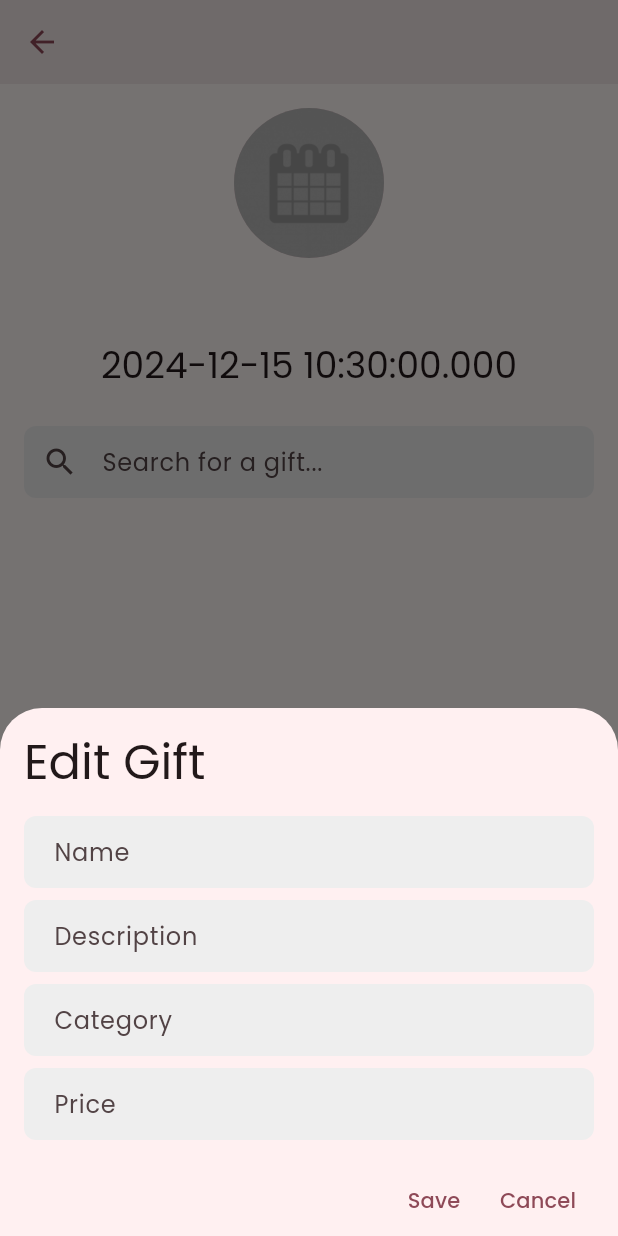
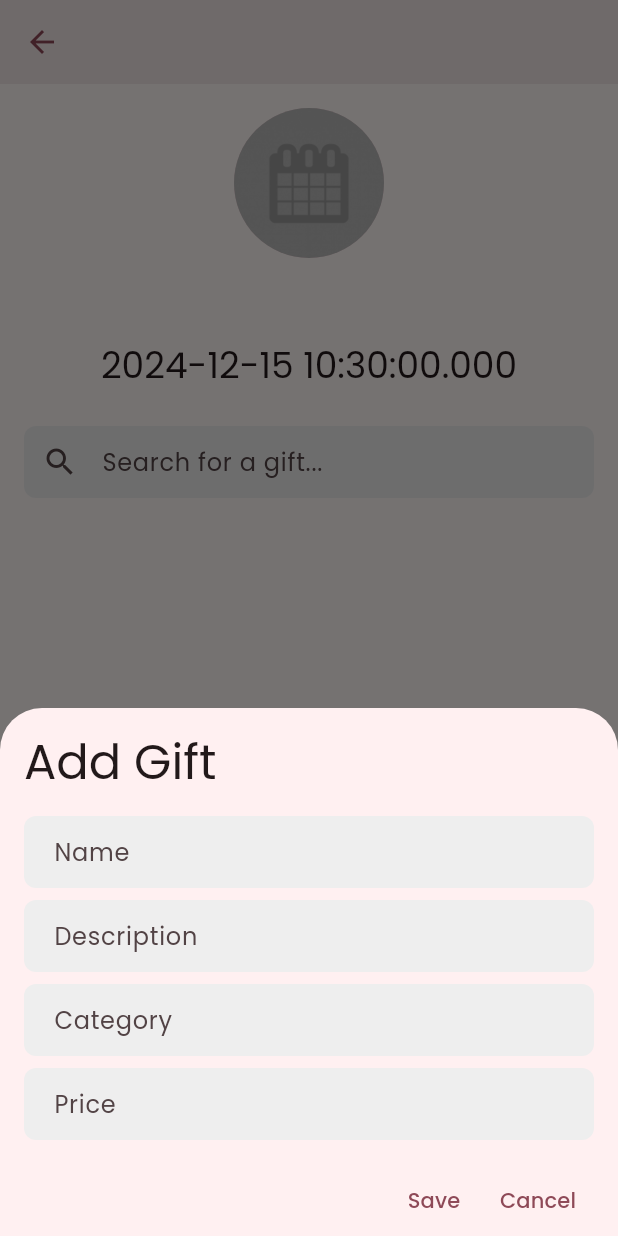
Before and after one commit to ahmed-wael2002/hedieaty-20P3343, a Flutter app: the EventPage screen opened directly with empty values, after a tap on the "add" icon, on a phone screen of 412 x 824 dp. Run offline on Flutter 3.47's test engine with Material 3 defaults, Android fonts, the phone set to English and light mode, and no system bars; our stand-ins replace cloud_firestore, firebase_auth, firebase_core, flashy_tab_bar2, flutter_speed_dial, google_fonts and 2 more; accounts and stored records are empty.

Commit message:
fixed bottomSheet keyboard overlapping issue

```diff
--- a/lib/features/events/presentation/pages/event_page.dart
+++ b/lib/features/events/presentation/pages/event_page.dart
@@ -79,6 +79,7 @@ class EventPage extends StatelessWidget {
         splashColor: Theme.of(context).colorScheme.onPrimaryContainer,
         onPressed: () {
           showModalBottomSheet(
+            isScrollControlled: true,
               context: context,
               builder: (context) => GiftEditSheet(
                 isEditing: false,
--- a/lib/features/gifts/presentation/widgets/gift_edit_sheet.dart
+++ b/lib/features/gifts/presentation/widgets/gift_edit_sheet.dart
@@ -44,7 +44,9 @@ class GiftEditSheetState extends State<GiftEditSheet> {
 
   @override
   Widget build(BuildContext context) {
-    return SingleChildScrollView(
+    return GestureDetector(
+      onTap: () => FocusScope.of(context).unfocus(), // Dismiss keyboard when tapping outside
+      child: SingleChildScrollView(
         child: Padding(
           padding: EdgeInsets.only(
             left: 16,
@@ -55,12 +57,11 @@ class GiftEditSheetState extends State<GiftEditSheet> {
           child: Form(
             key: _formKey,
             child: Column(
-            // mainAxisSize: MainAxisSize.min,
-            mainAxisAlignment: MainAxisAlignment.spaceEvenly,
+              mainAxisSize: MainAxisSize.min,
               crossAxisAlignment: CrossAxisAlignment.start,
               children: [
                 Text(
-                'Edit Gift',
+                  widget.isEditing ? 'Edit Gift' : 'Add Gift',
                   style: Theme.of(context).textTheme.headlineLarge,
                 ),
                 const SizedBox(height: 16),
@@ -108,7 +109,7 @@ class GiftEditSheetState extends State<GiftEditSheet> {
                       onPressed: () {
                         if (_formKey.currentState!.validate()) {
                           final newGift = GiftEntity(
-                          id: widget.isEditing ? widget.gift.id : const Uuid().v4() ,
+                            id: widget.isEditing ? widget.gift.id : const Uuid().v4(),
                             name: _nameController.text.trim(),
                             description: _descriptionController.text.trim(),
                             category: _categoryController.text.trim(),
@@ -135,6 +136,7 @@ class GiftEditSheetState extends State<GiftEditSheet> {
             ),
           ),
         ),
+      ),
     );
   }
 }
--- a/lib/features/gifts/presentation/widgets/gift_list_tile.dart
+++ b/lib/features/gifts/presentation/widgets/gift_list_tile.dart
@@ -66,6 +66,7 @@ class GiftListTile extends StatelessWidget {
 
       onTap: () {
         showModalBottomSheet(
+          isScrollControlled: true,
           context: context,
           builder: (context) => GiftEditSheet(
             gift: gift,
```
Lines whose indentation alone changed are shown as unchanged.
